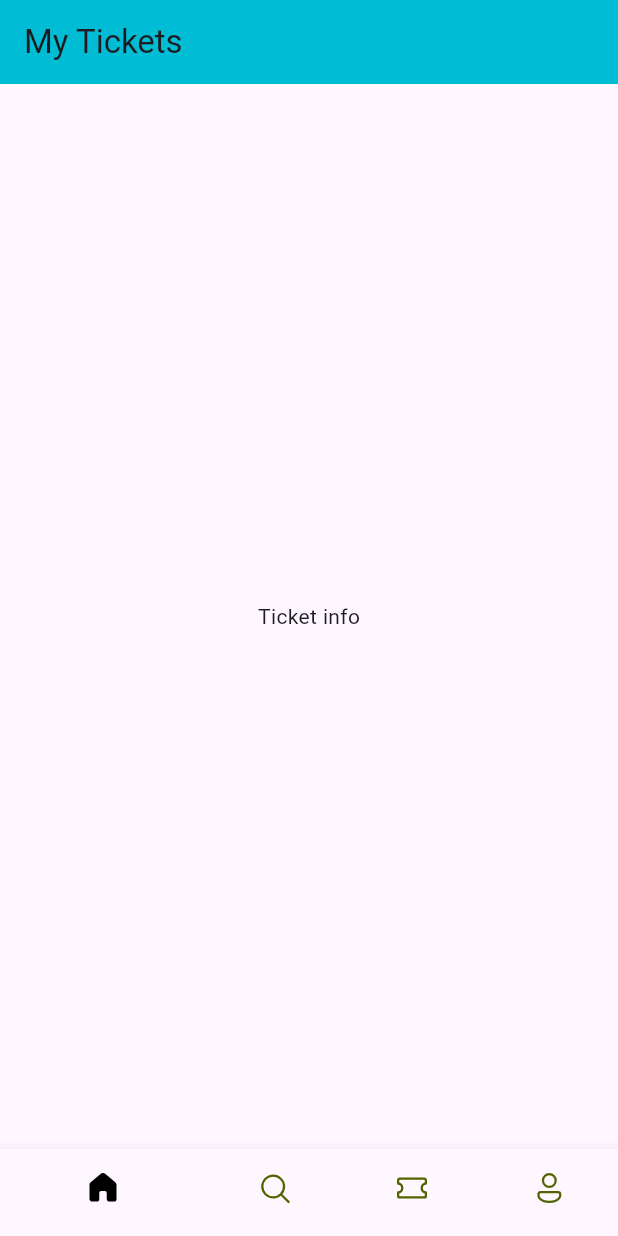
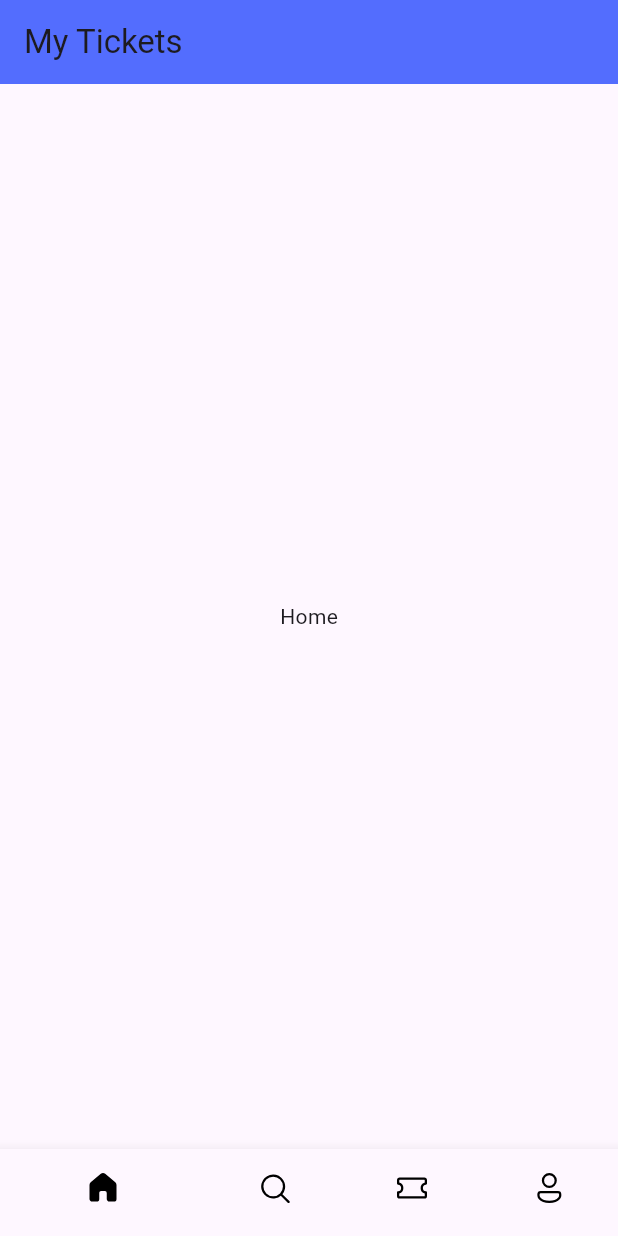
Before and after one commit to Kemical001/ticket-app, a Flutter app: the screen it shows after launch, on a phone screen of 412 x 824 dp. Run offline on Flutter 3.47's test engine with Material 3 defaults, Android fonts, the phone set to English and light mode, and no system bars; our stand-ins replace fluentui_icons.

```diff
--- a/lib/base/bottom_nav_bar.dart
+++ b/lib/base/bottom_nav_bar.dart
@@ -9,26 +9,36 @@ class BottomNavBar extends StatefulWidget {
 }
 
 class _BottomNavBarState extends State<BottomNavBar> {
+  //List is iterated using index
   final appscreen = [
-    const Text("Home"),
-    const Text("Search"),
-    const Text("Tickets"),
-    const Text("Profile")
+    const Center(child: Text("Home")),
+    const Center(child: Text("Search")),
+    const Center(child: Text("Tickets")),
+    const Center(child: Text("Profile"))
   ];
+
+  //change our index for BottomNavBar
+  int _selectedIndex = 0;
+
+  void _onItemTapped(int index) {
+    setState(() {
+      _selectedIndex = index;
+    });
+  }
 
   @override
   Widget build(BuildContext context) {
     return Scaffold(
       appBar: AppBar(
-        backgroundColor: Colors.cyan,
+        backgroundColor: Colors.indigoAccent,
         title: const Text("My Tickets"),
       ),
-      body: const Center(
-        child: Text("Ticket info"),
-      ),
+      body: appscreen[_selectedIndex],
       bottomNavigationBar: BottomNavigationBar(
+        currentIndex: _selectedIndex,
+        onTap: _onItemTapped,
         selectedItemColor: Colors.black,
-        unselectedItemColor: const Color(0xFF526400),
+        unselectedItemColor: Colors.black,
         showSelectedLabels: false,
         items: const [
           BottomNavigationBarItem(
```
